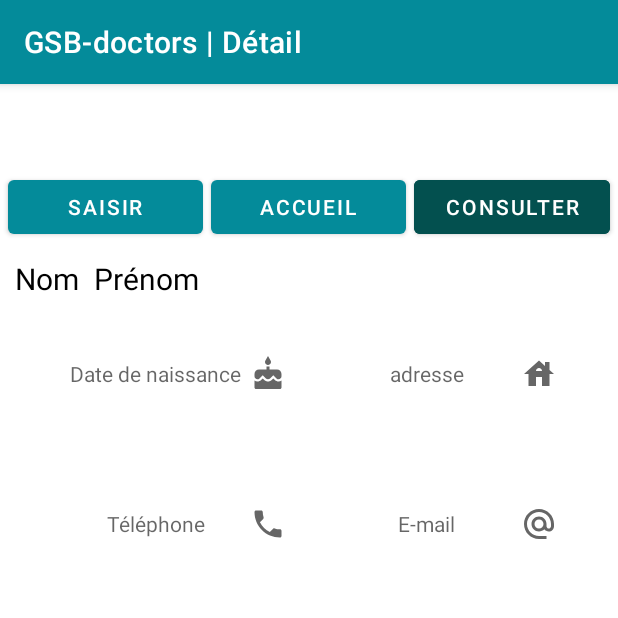
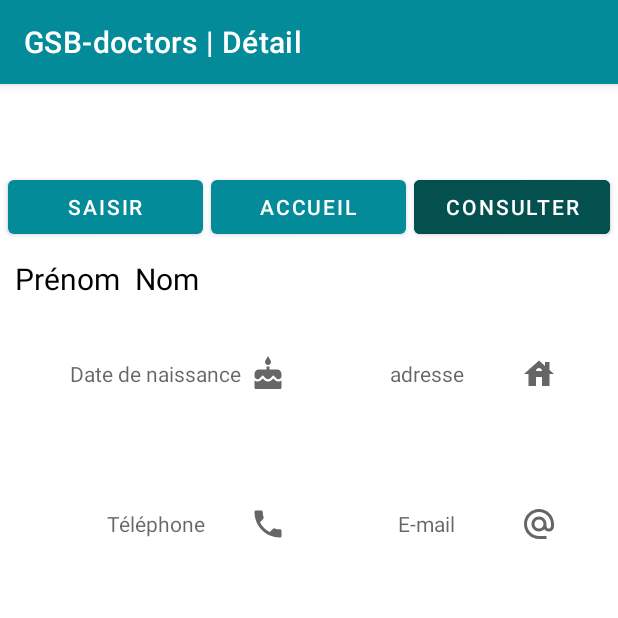
Before and after one commit to DevDeNiro/GSB-Gestion-Compte-Rendus, an Android app: the detail screen opened directly, with no data from a screen before it, on a phone screen of 412 x 824 dp, the top half of it. Run offline under Robolectric (Android 15) with nearby library versions, the light colour scheme and no system bars; libraries missing offline, so code that uses them is left out: com.vishnusivadas.advanced_httpurlconnection; 5 statements that could not run were skipped.

Commit message:
Modif API getDataDetail

```diff
--- a/app/src/main/res/layout/detail.xml
+++ b/app/src/main/res/layout/detail.xml
@@ -60,24 +60,23 @@
                     android:layout_margin="10dp">
 
                     <TextView
-                        android:id="@+id/nom"
-                        android:text="Nom"
+                        android:id="@+id/prenom"
+                        android:text="Prénom"
                         android:layout_width="wrap_content"
                         android:layout_height="wrap_content"
                         android:textColor="@color/black"
                         android:textSize="20sp"/>
 
                     <TextView
-                        android:id="@+id/prenom"
-                        android:text="Prénom"
+                        android:id="@+id/nom"
+                        android:text="Nom"
                         android:layout_width="wrap_content"
                         android:layout_height="wrap_content"
                         android:textColor="@color/black"
-                        android:layout_marginLeft="10dp"
-                        android:textSize="20sp"/>
+                        android:textSize="20sp"
+                        android:layout_marginLeft="10dp"/>
 
                 </LinearLayout>
-
 
                 <LinearLayout
                     android:orientation="horizontal"
```
Also changed, not shown: 1 other file.
